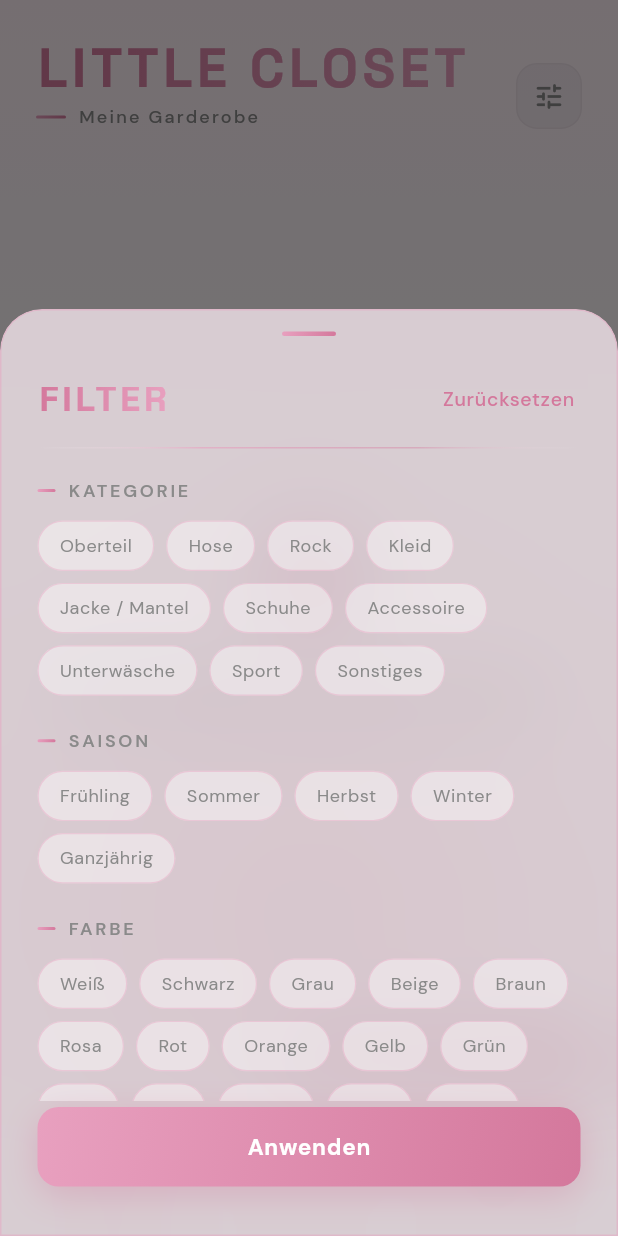
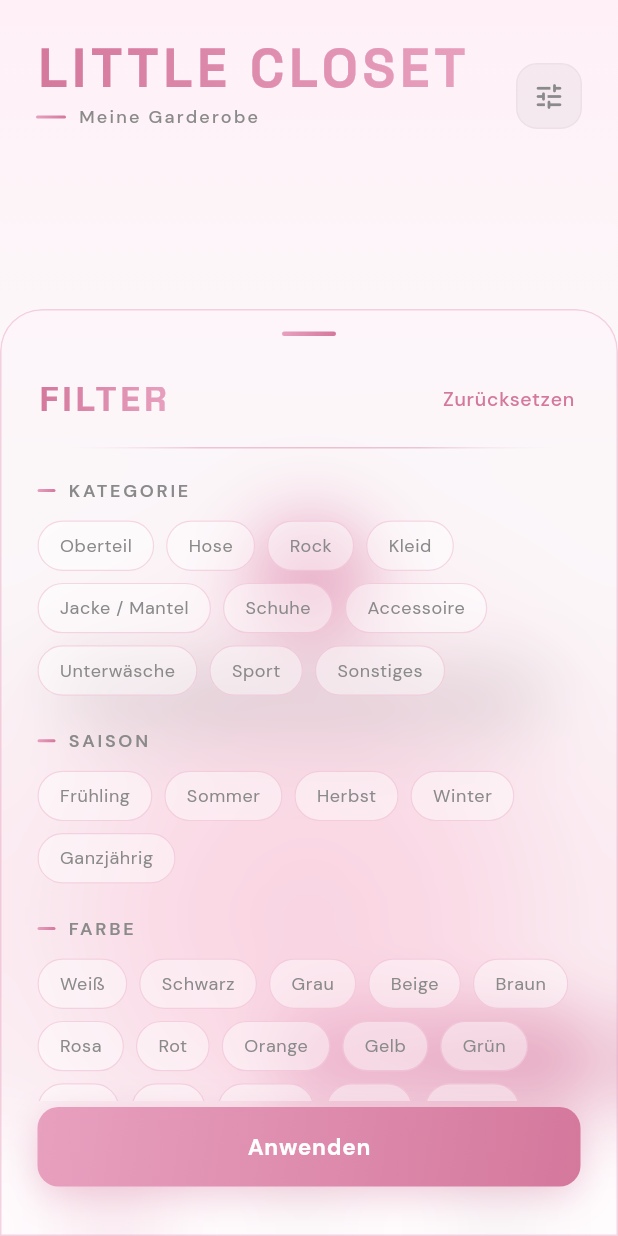
Before and after one commit to chaarlottebrueckner/little_closet, a Flutter app: the screen it shows after launch, after a tap on the "tune" icon, on a phone screen of 412 x 824 dp. Run offline on Flutter 3.47's test engine with Material 3 defaults, Android fonts, the phone set to English and light mode, and no system bars; drawn by our look-alikes of flutter_animate; our stand-ins replace flutter_riverpod, google_fonts.

Commit message:
glass Sheet widget

```diff
--- a/lib/core/theme/app_theme.dart
+++ b/lib/core/theme/app_theme.dart
@@ -13,7 +13,7 @@ class LCColors {
   static const textDark = Color(0xFF1A1A1A);      // Almost black
   static const textMuted = Color(0xFF8A8A8A);     // Subtle text
   static const surface = Color(0xFFFFFFFF);       // Card surfaces
-  static const surfaceGlass = Color(0x99FFFFFF);  // Glassmorphism
+  static const surfaceGlass = Color.fromARGB(153, 255, 255, 255);  // Glassmorphism
 
   // Gradients
   static const gradientPink = LinearGradient(
@@ -32,6 +32,33 @@ class LCColors {
     colors: [Color(0xFFFFFFFF), Color(0xFFF5F0F3)],
     begin: Alignment.topCenter,
     end: Alignment.bottomCenter,
+  );
+}
+
+class LCGlass {
+  LCGlass._();
+
+  //maybe change here
+  // Blur strength
+  static const double blurSigma = 24.0;
+
+  //maybe change here
+  // Sheet background: warm white-pink tint, low alpha so blur shows through
+  static const Color sheetColor = Color.fromARGB(56, 255, 240, 247); // ~22% opacity
+
+  // Border: soft pink shimmer
+  static const Color borderColor = Color(0x73E8A0BF); // ~45% opacity
+  static const double borderWidth = 1.0;
+
+  // Shimmer divider gradient (fades to transparent white)
+  static const shimmerDivider = LinearGradient(
+    colors: [
+      Color(0x00FFFFFF),
+      Color(0x99E8A0BF),
+      Color(0x66D4789C),
+      Color(0x00FFFFFF),
+    ],
+    stops: [0.0, 0.3, 0.7, 1.0],
   );
 }
 
--- /dev/null
+++ b/lib/core/widgets/glass_sheet.dart
@@ -0,0 +1,44 @@
+import 'dart:ui' show ImageFilter;
+import 'package:flutter/material.dart';
+import '../theme/app_theme.dart';
+
+/// A frosted-glass container, designed for bottom sheets and overlays.
+///
+/// Usage in showModalBottomSheet:
+///   backgroundColor: Colors.transparent,
+///   barrierColor: Colors.transparent,
+///   builder: (_) => GlassSheet(child: ...)
+class GlassSheet extends StatelessWidget {
+  final Widget child;
+  final BorderRadius borderRadius;
+
+  const GlassSheet({
+    super.key,
+    required this.child,
+    this.borderRadius = const BorderRadius.vertical(top: Radius.circular(28)),
+  });
+
+  @override
+  Widget build(BuildContext context) {
+    return ClipRRect(
+      borderRadius: borderRadius,
+      child: BackdropFilter(
+        filter: ImageFilter.blur(
+          sigmaX: LCGlass.blurSigma,
+          sigmaY: LCGlass.blurSigma,
+        ),
+        child: Container(
+          decoration: BoxDecoration(
+            color: LCGlass.sheetColor,
+            borderRadius: borderRadius,
+            border: Border.all(
+              color: LCGlass.borderColor,
+              width: LCGlass.borderWidth,
+            ),
+          ),
+          child: child,
+        ),
+      ),
+    );
+  }
+}
--- a/lib/features/wardrobe/presentation/pages/wardrobe_page.dart
+++ b/lib/features/wardrobe/presentation/pages/wardrobe_page.dart
@@ -1,7 +1,7 @@
-import 'dart:ui' show ImageFilter;
 import 'package:flutter/material.dart';
 import '../../../../core/theme/app_theme.dart';
 import '../../../../core/constants/app_constants.dart';
+import '../../../../core/widgets/glass_sheet.dart';
 
 class WardrobePage extends StatefulWidget {
   const WardrobePage({super.key});
@@ -246,6 +246,7 @@ class _WardrobePageState extends State<WardrobePage> {
     showModalBottomSheet(
       context: context,
       backgroundColor: Colors.transparent,
+      barrierColor: Colors.transparent,
       isScrollControlled: true,
       shape: const RoundedRectangleBorder(
         borderRadius: BorderRadius.vertical(top: Radius.circular(28)),
@@ -396,21 +397,8 @@ class _FilterSheetState extends State<_FilterSheet> {
       expand: false,
       initialChildSize: 0.75,
       maxChildSize: 0.92,
-      builder: (context, scrollController) => ClipRRect(
-        borderRadius: const BorderRadius.vertical(top: Radius.circular(28)),
-        child: BackdropFilter(
-          filter: ImageFilter.blur(sigmaX: 24, sigmaY: 24),
-          child: Container(
-            decoration: BoxDecoration(
-              color: const Color(0xFFFFF0F7).withValues(alpha: 0.72),
-              borderRadius:
-                  const BorderRadius.vertical(top: Radius.circular(28)),
-              border: Border.all(
-                color: const Color(0xFFE8A0BF).withValues(alpha: 0.45),
-                width: 1.0,
-              ),
-            ),
-            child: Column(
+      builder: (context, scrollController) => GlassSheet(
+        child: Column(
               children: [
                 const SizedBox(height: 14),
                 // Gradient handle
@@ -464,16 +452,8 @@ class _FilterSheetState extends State<_FilterSheet> {
                   padding: const EdgeInsets.symmetric(horizontal: 24),
                   child: Container(
                     height: 1,
-                    decoration: BoxDecoration(
-                      gradient: LinearGradient(
-                        colors: [
-                          const Color(0x00FFFFFF),
-                          const Color(0xFFE8A0BF).withValues(alpha: 0.6),
-                          const Color(0xFFD4789C).withValues(alpha: 0.4),
-                          const Color(0x00FFFFFF),
-                        ],
-                        stops: const [0.0, 0.3, 0.7, 1.0],
-                      ),
+                    decoration: const BoxDecoration(
+                      gradient: LCGlass.shimmerDivider,
                     ),
                   ),
                 ),
@@ -537,9 +517,7 @@ class _FilterSheetState extends State<_FilterSheet> {
               ],
             ),
           ),
-        ),
-      ),
-    );
+        );
   }
 
   Widget _buildSection(
```
